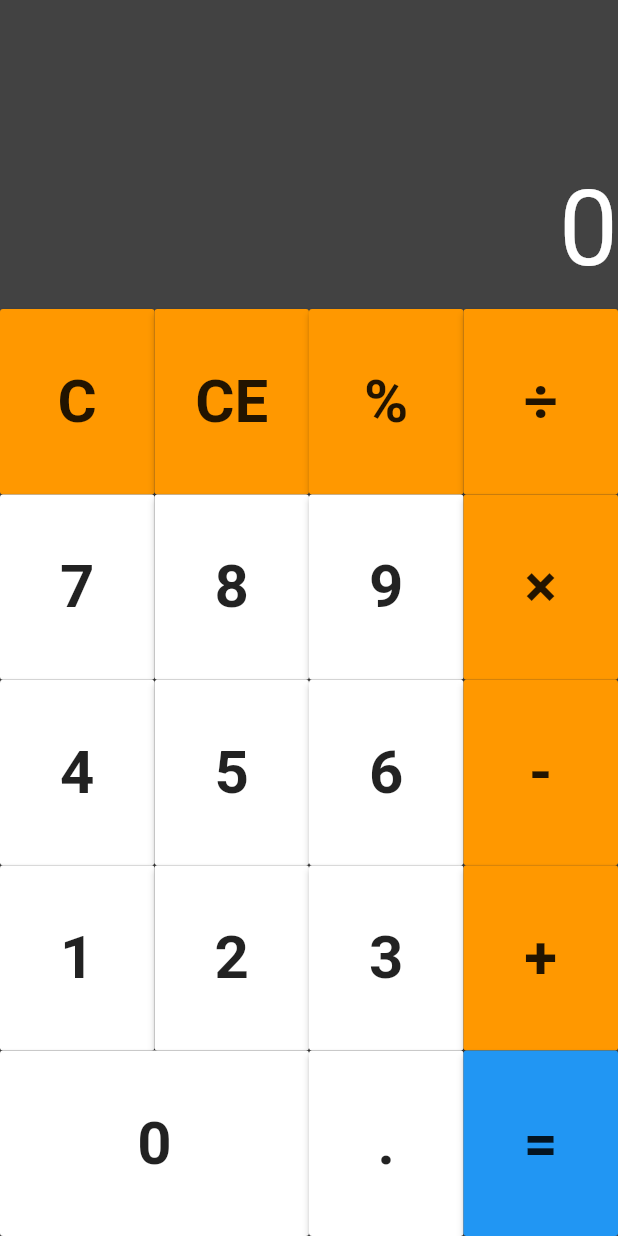
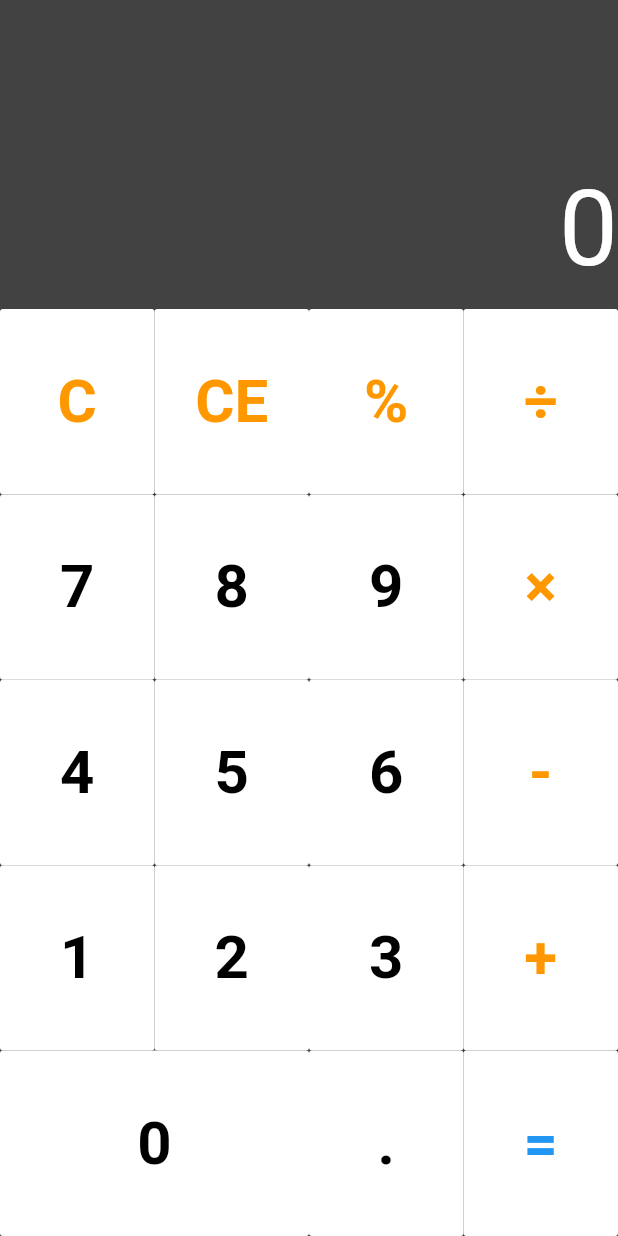
Before and after one commit to gabriel371/calculator, a Flutter app: the screen it shows after launch, on a phone screen of 412 x 824 dp. Run offline on Flutter 3.47's test engine with Material 2 defaults, Android fonts, the phone set to English and light mode, and no system bars.

Commit message:
style changes

```diff
--- a/lib/calc_button.dart
+++ b/lib/calc_button.dart
@@ -7,7 +7,7 @@ class CalcButton extends StatelessWidget {
   final VoidCallback onPressed;
 
   CalcButton({
-    this.color = Colors.white,
+    this.color = Colors.black,
     @required this.text,
     this.flex = 1,
     @required this.onPressed,
@@ -15,17 +15,42 @@ class CalcButton extends StatelessWidget {
 
   @override
   Widget build(BuildContext context) {
+    // return Expanded(
+    //   flex: flex,
+    //   child: MaterialButton(
+    //     color: color,
+    //     padding: EdgeInsets.all(0),
+    //     onPressed: onPressed,
+    //     child: Container(
+    //       child: Center(
+    //         child: Text(
+    //           text,
+    //           style: TextStyle(
+    //             fontSize: 40,
+    //             fontWeight: FontWeight.bold,
+    //           ),
+    //         ),
+    //       ),
+    //       height: MediaQuery.of(context).size.height * 0.15,
+    //       width: double.infinity,
+    //     ),
+    //   ),
+    // );
     return Expanded(
       flex: flex,
-      child: MaterialButton(
-        color: color,
+      child: FlatButton(
+        color: Colors.white,
         padding: EdgeInsets.all(0),
         onPressed: onPressed,
         child: Container(
+          decoration: BoxDecoration(
+            boxShadow: <BoxShadow>[],
+          ),
           child: Center(
             child: Text(
               text,
               style: TextStyle(
+                color: color,
                 fontSize: 40,
                 fontWeight: FontWeight.bold,
               ),
```
